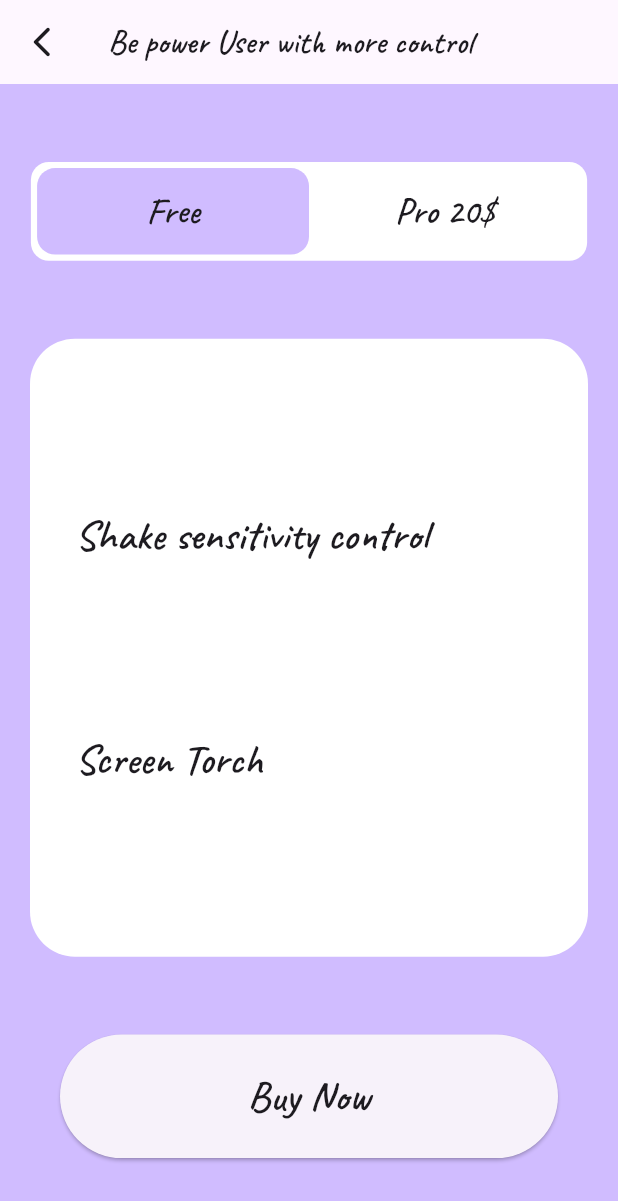
After one commit to wizium/shake_torch, a Flutter app: the screen it shows after launch, in the side drawer, after a tap on "Become ViP", on a phone screen of 412 x 824 dp. The commit adds this screen. Shown: the top 1201 px of the screen. Run offline on Flutter 3.47's test engine with Material 2 defaults, Android fonts, the phone set to English and light mode, and no system bars; drawn by our look-alikes of dynamic_color; our stand-ins replace device_info_plus, get, google_mobile_ads, permission_handler, shared_preferences, wakelock; missing offline and left inert: flex_color_picker, flutter_background_service, flutter_background_service_android, screen_brightness, shake, torch_controller; network calls fail.

Commit message:
new bePro page

```diff
--- /dev/null
+++ b/lib/screens/premium_purchase.dart
@@ -0,0 +1,126 @@
+import 'package:flutter/material.dart';
+import 'package:get/route_manager.dart';
+import 'package:shake_torch/widgets/flat_switch.dart';
+
+bool selectedType = true;
+
+class PurchasePro extends StatefulWidget {
+  const PurchasePro({super.key});
+
+  @override
+  State<PurchasePro> createState() => _PurchaseProState();
+}
+
+class _PurchaseProState extends State<PurchasePro> {
+  @override
+  Widget build(BuildContext context) {
+    return Scaffold(
+      backgroundColor: Theme.of(context).colorScheme.inversePrimary,
+      appBar: AppBar(
+        leading: IconButton(
+          onPressed: () {
+            Get.back();
+          },
+          icon: const Icon(
+            Icons.arrow_back_ios_new_rounded,
+          ),
+        ),
+        title: const Text(
+          "Be power User with more control",
+        ),
+      ),
+      body: Padding(
+        padding: const EdgeInsets.symmetric(horizontal: 20),
+        child: Column(
+          mainAxisAlignment: MainAxisAlignment.spaceEvenly,
+          crossAxisAlignment: CrossAxisAlignment.center,
+          children: [
+            Padding(
+              padding: const EdgeInsets.symmetric(vertical: 20),
+              child: FlatSwitch(
+                  switch_: selectedType,
+                  toggle: () {
+                    selectedType = !selectedType;
+                    setState(() {});
+                  }),
+            ),
+            Container(
+              decoration: BoxDecoration(
+                color: Theme.of(context).colorScheme.onPrimary,
+                borderRadius: BorderRadius.circular(
+                  30,
+                ),
+              ),
+              height: Get.height * .5,
+              width: double.infinity,
+              child: Padding(
+                padding: const EdgeInsets.only(
+                  left: 30,
+                ),
+                child: Column(
+                  mainAxisAlignment: MainAxisAlignment.spaceEvenly,
+                  crossAxisAlignment: CrossAxisAlignment.start,
+                  children: selectedType
+                      ? [
+                          Text(
+                            "Shake sensitivity control",
+                            style: Theme.of(context).textTheme.headlineMedium,
+                          ),
+                          Text(
+                            "Screen Torch",
+                            style: Theme.of(context).textTheme.headlineMedium,
+                          ),
+                        ]
+                      : [
+                          Text(
+                            "All free stuff Plus",
+                            style: Theme.of(context).textTheme.headlineMedium,
+                          ),
+                          Text(
+                            "Auto start with phone",
+                            style: Theme.of(context).textTheme.headlineMedium,
+                          ),
+                          Text(
+                            "Hide Notification",
+                            style: Theme.of(context).textTheme.headlineMedium,
+                          ),
+                          Text(
+                            "sos delay configurations",
+                            style: Theme.of(context).textTheme.headlineMedium,
+                          ),
+                          Text(
+                            "Dark/Light mode",
+                            style: Theme.of(context).textTheme.headlineMedium,
+                          ),
+                          Text(
+                            "No Ads",
+                            style: Theme.of(context).textTheme.headlineMedium,
+                          ),
+                        ],
+                ),
+              ),
+            ),
+            Padding(
+              padding: const EdgeInsets.all(20),
+              child: ElevatedButton(
+                style: ButtonStyle(
+                  fixedSize: MaterialStatePropertyAll(
+                    Size(
+                      Get.width * 1,
+                      Get.height * .1,
+                    ),
+                  ),
+                ),
+                onPressed: () {},
+                child: Text(
+                  "Buy Now",
+                  style: Theme.of(context).textTheme.headlineMedium,
+                ),
+              ),
+            ),
+          ],
+        ),
+      ),
+    );
+  }
+}
--- /dev/null
+++ b/lib/widgets/flat_switch.dart
@@ -0,0 +1,69 @@
+import 'package:flutter/material.dart';
+import 'package:get/get.dart';
+
+class FlatSwitch extends StatefulWidget {
+  final bool switch_;
+  final VoidCallback toggle;
+
+  const FlatSwitch({super.key, required this.switch_, required this.toggle});
+
+  @override
+  State<FlatSwitch> createState() => _FlatSwitchState();
+}
+
+class _FlatSwitchState extends State<FlatSwitch> {
+  @override
+  Widget build(BuildContext context) {
+    Color selectedColor = Theme.of(context).colorScheme.inversePrimary;
+    Color unSelectedColor = Theme.of(context).colorScheme.onPrimary;
+    return InkWell(
+      borderRadius: BorderRadius.circular(12),
+      onTap: () {
+        //toggle switch
+        widget.toggle();
+      },
+      child: Container(
+        width: Get.width * .9,
+        height: Get.height * .08,
+        decoration: BoxDecoration(
+          borderRadius: BorderRadius.circular(12),
+          color: unSelectedColor,
+        ),
+        child: Row(
+          mainAxisAlignment: MainAxisAlignment.center,
+          crossAxisAlignment: CrossAxisAlignment.center,
+          children: [
+            Container(
+              height: Get.height * .07,
+              width: Get.width * .44,
+              decoration: BoxDecoration(
+                borderRadius: BorderRadius.circular(12),
+                color: widget.switch_ ? selectedColor : unSelectedColor,
+              ),
+              child: Center(
+                child: Text(
+                  'Free',
+                  style: Theme.of(context).textTheme.headlineSmall,
+                ),
+              ),
+            ),
+            Container(
+              height: Get.height * .07,
+              width: Get.width * .44,
+              decoration: BoxDecoration(
+                borderRadius: BorderRadius.circular(12),
+                color: !widget.switch_ ? selectedColor : unSelectedColor,
+              ),
+              child: Center(
+                child: Text(
+                  'Pro 20\$',
+                  style: Theme.of(context).textTheme.headlineSmall,
+                ),
+              ),
+            ),
+          ],
+        ),
+      ),
+    );
+  }
+}
--- a/pubspec.yaml
+++ b/pubspec.yaml
@@ -49,6 +49,7 @@ dependencies:
   google_mobile_ads:
   optimize_battery: ^0.0.4
   in_app_purchase: ^3.1.10
+  url_launcher: ^6.1.14
 dev_dependencies:
   flutter_test:
     sdk: flutter
```
Also changed, not shown: lib/widgets/home_drawer.dart (+63 -29 lines), pubspec.lock.
